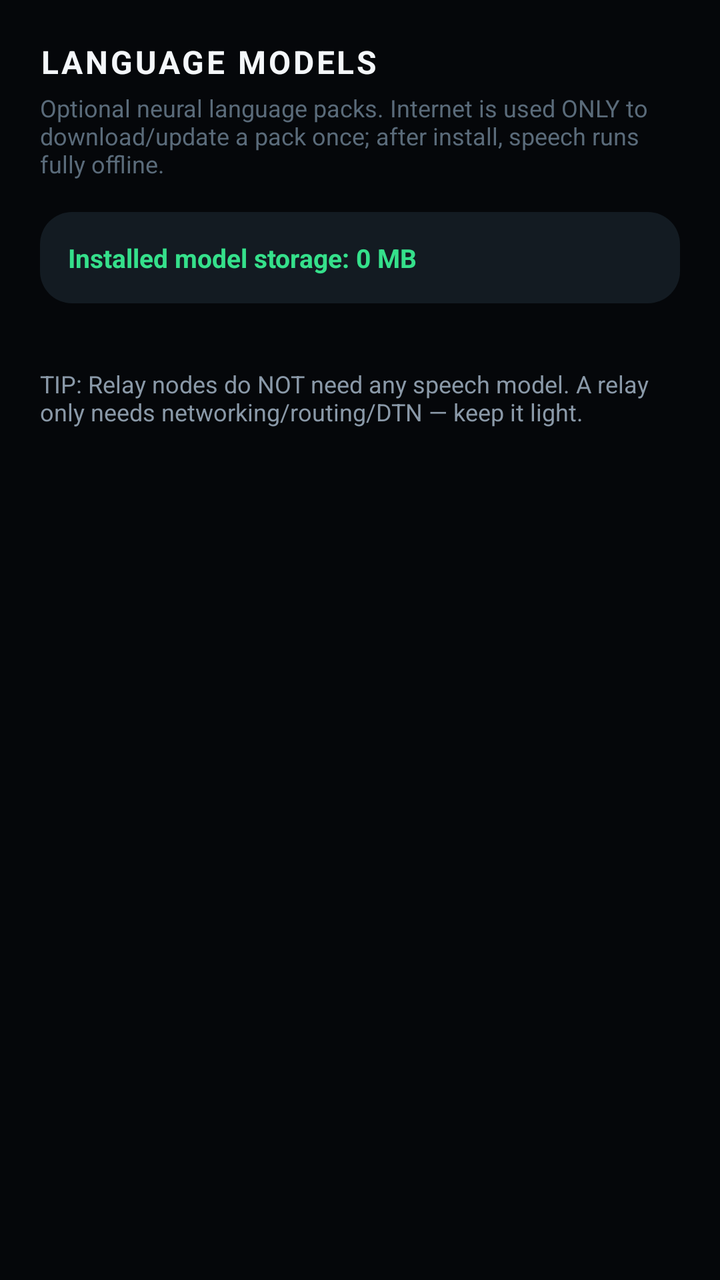
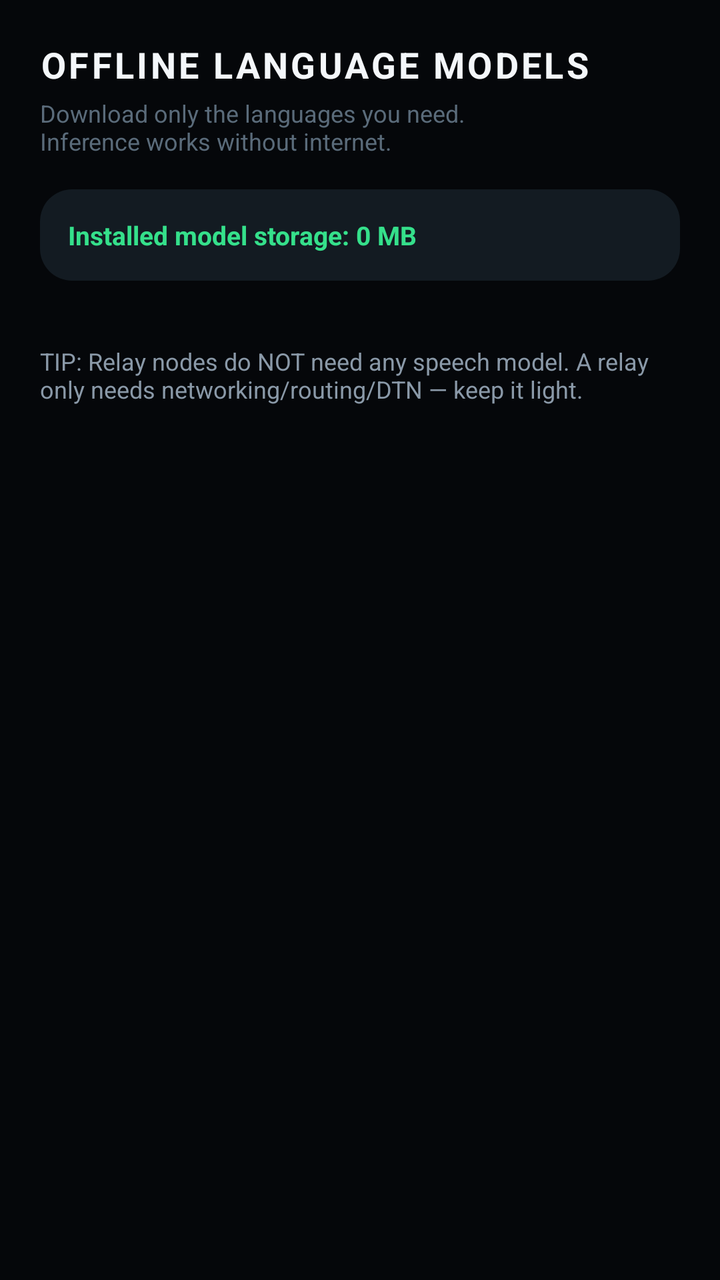

Screens rendered from an Android XML layout before and after an edit, with the pre-edit source and the edit as a unified diff.
<!-- AndroidManifest.xml: application theme Theme.ITantra -->
<!-- res/layout/activity_language_models.xml -->
<?xml version="1.0" encoding="utf-8"?>
<ScrollView xmlns:android="http://schemas.android.com/apk/res/android"
    android:layout_width="match_parent"
    android:layout_height="match_parent"
    android:background="@color/bg_black"
    android:fillViewport="true">

    <LinearLayout
        android:layout_width="match_parent"
        android:layout_height="wrap_content"
        android:orientation="vertical"
        android:padding="20dp">

        <TextView
            android:layout_width="match_parent"
            android:layout_height="wrap_content"
            android:letterSpacing="0.08"
            android:text="LANGUAGE MODELS"
            android:textAllCaps="true"
            android:textColor="@color/text_white"
            android:textSize="16sp"
            android:textStyle="bold" />

        <TextView
            android:layout_width="match_parent"
            android:layout_height="wrap_content"
            android:layout_marginTop="4dp"
            android:text="Optional neural language packs. Internet is used ONLY to download/update a pack once; after install, speech runs fully offline."
            android:textColor="@color/text_faint"
            android:textSize="12sp" />

        
        <TextView
            android:id="@+id/tvStorageSummary"
            android:layout_width="match_parent"
            android:layout_height="wrap_content"
            android:layout_marginTop="16dp"
            android:background="@drawable/bg_surface_chip"
            android:padding="14dp"
            android:text="Installed model storage: 0 MB"
            android:textColor="@color/comm_green"
            android:textSize="13sp"
            android:textStyle="bold" />

        
        <LinearLayout
            android:id="@+id/container"
            android:layout_width="match_parent"
            android:layout_height="wrap_content"
            android:layout_marginTop="12dp"
            android:orientation="vertical" />

        <TextView
            android:id="@+id/tvRelayNote"
            android:layout_width="match_parent"
            android:layout_height="wrap_content"
            android:layout_marginTop="20dp"
            android:text="TIP: Relay nodes do NOT need any speech model. A relay only needs networking/routing/DTN — keep it light."
            android:textColor="@color/text_muted"
            android:textSize="12sp" />
    </LinearLayout>
</ScrollView>
<!-- resources referenced by this layout -->
<resources>
  <color name="bg_black">#05070A</color>
  <color name="comm_green">#35E08B</color>
  <color name="text_faint">#5A6B7A</color>
  <color name="text_muted">#8A99A8</color>
  <color name="text_white">#F4F7FA</color>
  <!-- drawable bg_surface_chip (drawable) -->
  <?xml version="1.0" encoding="utf-8"?>
  <shape xmlns:android="http://schemas.android.com/apk/res/android"
      android:shape="rectangle">
      <solid android:color="@color/bg_surface_raised" />
      <corners android:radius="16dp" />
  </shape>
  <style name="Theme.ITantra" parent="Theme.Material3.Dark.NoActionBar">
          <item name="colorPrimary">@color/comm_green</item>
          <item name="colorOnPrimary">@color/bg_black</item>
          <item name="colorSecondary">@color/comm_amber</item>
          <item name="colorOnSecondary">@color/bg_black</item>
          <item name="colorSurface">@color/bg_surface</item>
          <item name="colorOnSurface">@color/text_white</item>
          <item name="android:colorBackground">@color/bg_black</item>
          <item name="colorOnBackground">@color/text_white</item>
          <item name="android:statusBarColor">@color/bg_black</item>
          <item name="android:navigationBarColor">@color/bg_black</item>
          <item name="android:windowBackground">@color/bg_black</item>
          <item name="colorControlNormal">@color/text_muted</item>
      </style>
  <color name="bg_surface_raised">#131B22</color>
  <color name="comm_amber">#F5B23D</color>
  <color name="bg_surface">#0C1116</color>
</resources>

<!-- the commit's change to res/layout/activity_language_models.xml (unified diff, before → after) -->
@@ -15,17 +15,17 @@
             android:layout_width="match_parent"
             android:layout_height="wrap_content"
             android:letterSpacing="0.08"
-            android:text="LANGUAGE MODELS"
+            android:text="@string/model_screen_title"
             android:textAllCaps="true"
             android:textColor="@color/text_white"
-            android:textSize="16sp"
+            android:textSize="18sp"
             android:textStyle="bold" />
 
         <TextView
             android:layout_width="match_parent"
             android:layout_height="wrap_content"
             android:layout_marginTop="4dp"
-            android:text="Optional neural language packs. Internet is used ONLY to download/update a pack once; after install, speech runs fully offline."
+            android:text="@string/model_screen_subtitle"
             android:textColor="@color/text_faint"
             android:textSize="12sp" />
 
<!-- resource entries referenced after the edit -->
@@ -12,6 +12,8 @@
       <solid android:color="@color/bg_surface_raised" />
       <corners android:radius="16dp" />
   </shape>
+  <string name="model_screen_subtitle">Download only the languages you need.\nInference works without internet.</string>
+  <string name="model_screen_title">OFFLINE LANGUAGE MODELS</string>
   <style name="Theme.ITantra" parent="Theme.Material3.Dark.NoActionBar">
           <item name="colorPrimary">@color/comm_green</item>
           <item name="colorOnPrimary">@color/bg_black</item>
